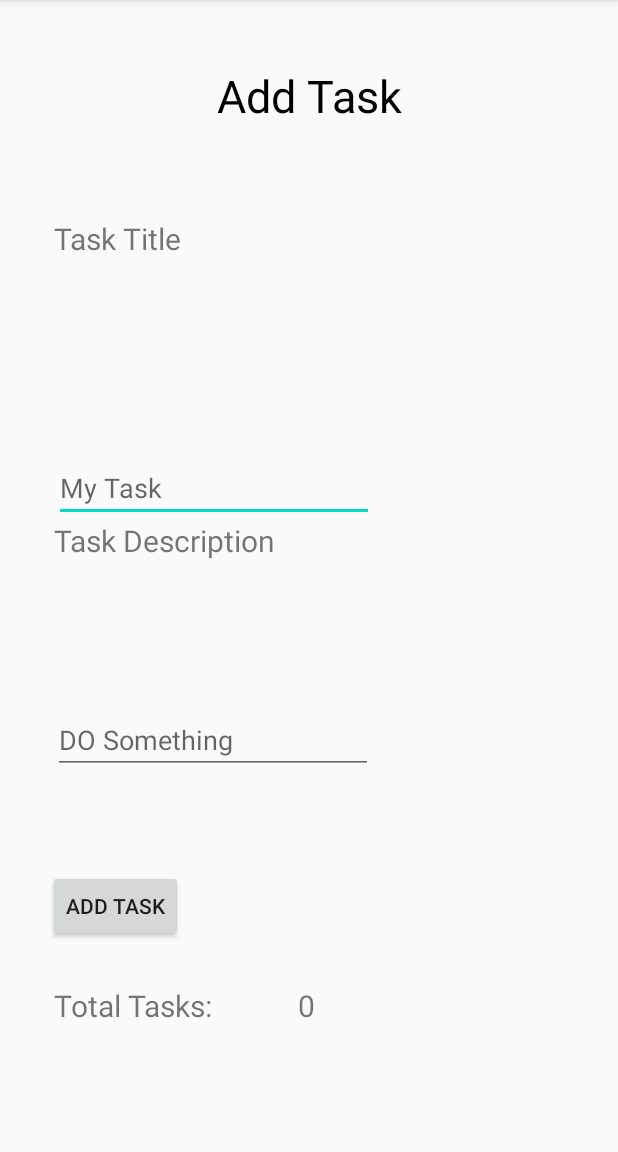
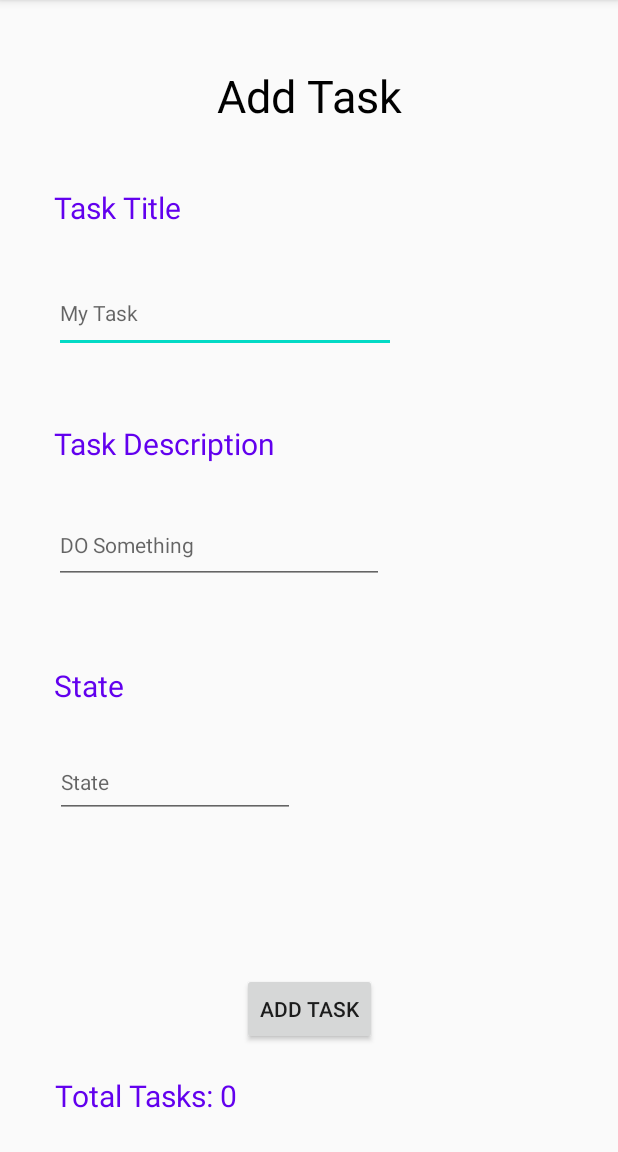
Before and after one commit to rawanazazi12/taskmaster, an Android app: the screen it shows after launch (AddTask), after a tap on "ADD TASK", on a phone screen of 412 x 824 dp, the part 84-1236 px from its top. Run offline under Robolectric (Android 15) with nearby library versions, the phone set to English and light mode, and no system bars; our stand-ins replace Room's generated code.

Commit message:
Lab29 DONE

```diff
--- /dev/null
+++ b/app/src/main/java/com/example/taskmaster/AppDatabase.java
@@ -0,0 +1,27 @@
+package com.example.taskmaster;
+
+
+import android.content.Context;
+
+import androidx.room.Database;
+import androidx.room.Room;
+import androidx.room.RoomDatabase;
+
+@Database(entities = {Task.class} , version = 1)
+public abstract class AppDatabase extends RoomDatabase {
+
+    public abstract TaskDao taskDao();
+
+    private static AppDatabase appDatabase;
+
+    public AppDatabase() {
+    }
+
+    public static synchronized AppDatabase getInstance(Context context){
+        if (appDatabase == null){
+            appDatabase = Room.databaseBuilder(context , AppDatabase.class, "AppDatabase")
+                    .allowMainThreadQueries().build();
+        }
+        return appDatabase;
+    }
+}
--- a/app/src/main/java/com/example/taskmaster/MainActivity.java
+++ b/app/src/main/java/com/example/taskmaster/MainActivity.java
@@ -2,19 +2,17 @@ package com.example.taskmaster;
 
 import android.content.Intent;
 import android.content.SharedPreferences;
+import android.os.Bundle;
 import android.preference.PreferenceManager;
 import android.support.annotation.NonNull;
 import android.support.v7.app.ActionBar;
 import android.support.v7.app.AppCompatActivity;
-import android.os.Bundle;
 import android.support.v7.widget.LinearLayoutManager;
 import android.support.v7.widget.RecyclerView;
 import android.view.MenuItem;
 import android.view.View;
 import android.widget.Button;
 import android.widget.TextView;
-
-import org.w3c.dom.Text;
 
 import java.util.ArrayList;
 
@@ -24,6 +22,7 @@ public class MainActivity extends AppCompatActivity {
     protected void onCreate(Bundle savedInstanceState) {
         super.onCreate(savedInstanceState);
         setContentView(R.layout.activity_main);
+
 
         ActionBar actionBar = getSupportActionBar();
         actionBar.setDisplayHomeAsUpEnabled(true);
@@ -103,24 +102,12 @@ public class MainActivity extends AppCompatActivity {
         });
 
         // Lab 28 create data to use it in the view
-        ArrayList<Task> taskData = new ArrayList<>();
-        taskData.add(new Task("Task 1" , "Linked List revision", "In progress"));
-        taskData.add(new Task("Task 2 ", "Review Stacks and Queues" ,"New"));
-        taskData.add(new Task("Task 3 ", "Solve the Lab" ,"Complete"));
+//        ArrayList<Task> taskData = new ArrayList<>();
+//        taskData.add(new Task("Task 1" , "Linked List revision", "In progress"));
+//        taskData.add(new Task("Task 2 ", "Review Stacks and Queues" ,"New"));
+//        taskData.add(new Task("Task 3 ", "Solve the Lab" ,"Complete"));
 
-        RecyclerView recyclerView = findViewById(R.id.recycler_view);
-        recyclerView.setLayoutManager(new LinearLayoutManager(this));
-        recyclerView.setAdapter(new TaskAdapter(taskData,  new TaskAdapter.OnTaskItemClickListener() {
-            @Override
-            public void onItemClicked(int position) {
-                Intent intentTaskDetails = new Intent(getApplicationContext(), TaskDetail.class);
-                intentTaskDetails.putExtra("task_title", taskData.get(position).title);
-                intentTaskDetails.putExtra("task_body", taskData.get(position).body);
-                intentTaskDetails.putExtra("task_state", taskData.get(position).state);
-                startActivity(intentTaskDetails);
 
-            }
-        }));
 
 
     }
@@ -142,6 +129,25 @@ public class MainActivity extends AppCompatActivity {
         String USER = sharedPreferences.getString("USERNAME","");
         TextView intro = findViewById(R.id.userTasks);
         intro.setText(USER+"'s " + "TASKS");
+
+        TaskDao taskDao;
+        AppDatabase appDatabase;
+        ArrayList<Task> addedTasks;
+        addedTasks = (ArrayList<Task>) AppDatabase.getInstance(this).taskDao().getAll();
+        RecyclerView recyclerView = findViewById(R.id.recycler_view);
+        recyclerView.setLayoutManager(new LinearLayoutManager(this));
+        recyclerView.setAdapter(new TaskAdapter(addedTasks,  new TaskAdapter.OnTaskItemClickListener() {
+            @Override
+            public void onItemClicked(int position) {
+                Intent intentTaskDetails = new Intent(getApplicationContext(), TaskDetail.class);
+                intentTaskDetails.putExtra("task_title", addedTasks.get(position).title);
+                intentTaskDetails.putExtra("task_body", addedTasks.get(position).body);
+                intentTaskDetails.putExtra("task_state", addedTasks.get(position).state);
+                startActivity(intentTaskDetails);
+
+            }
+        }));
     }
 
+
 }
--- /dev/null
+++ b/app/src/main/java/com/example/taskmaster/TaskDao.java
@@ -0,0 +1,21 @@
+package com.example.taskmaster;
+
+import androidx.room.Dao;
+import androidx.room.Insert;
+import androidx.room.Query;
+
+import java.util.List;
+
+@Dao
+public interface TaskDao {
+
+    @Query("SELECT * FROM task" )
+    List<Task> getAll();
+
+    @Query("SELECT * FROM task WHERE id = :id")
+    Task getTaskById (Long id);
+
+    @Insert
+    Long insertTask (Task task);
+
+}
--- a/app/src/main/res/layout/activity_add_task.xml
+++ b/app/src/main/res/layout/activity_add_task.xml
@@ -20,89 +20,116 @@
         app:layout_constraintVertical_bias="0.06" />
 
     <TextView
-        android:id="@+id/textView3"
-        android:layout_width="wrap_content"
-        android:layout_height="wrap_content"
+        android:id="@+id/task_state_label"
+        android:layout_width="100dp"
+        android:layout_height="37dp"
         android:text="@string/task_title"
+        android:textColor="@color/purple_500"
         android:textSize="20sp"
         app:layout_constraintBottom_toBottomOf="parent"
         app:layout_constraintEnd_toEndOf="parent"
-        app:layout_constraintHorizontal_bias="0.111"
+        app:layout_constraintHorizontal_bias="0.115"
         app:layout_constraintStart_toStartOf="parent"
         app:layout_constraintTop_toTopOf="parent"
-        app:layout_constraintVertical_bias="0.196" />
+        app:layout_constraintVertical_bias="0.171" />
 
     <EditText
-        android:id="@+id/editTextTextPersonName"
-        android:layout_width="wrap_content"
-        android:layout_height="wrap_content"
-        android:layout_marginStart="36dp"
-        android:layout_marginBottom="420dp"
+        android:id="@+id/task_input"
+        android:layout_width="228dp"
+        android:layout_height="53dp"
+        android:layout_marginTop="20dp"
         android:ems="10"
         android:hint="@string/my_task"
         android:inputType="textPersonName"
-        app:layout_constraintBottom_toBottomOf="parent"
-        app:layout_constraintStart_toStartOf="parent" />
+        android:textSize="14sp"
+        app:layout_constraintEnd_toEndOf="parent"
+        app:layout_constraintHorizontal_bias="0.196"
+        app:layout_constraintStart_toStartOf="parent"
+        app:layout_constraintTop_toBottomOf="@+id/task_state_label" />
 
     <TextView
         android:id="@+id/textView4"
-        android:layout_width="wrap_content"
-        android:layout_height="wrap_content"
+        android:layout_width="162dp"
+        android:layout_height="35dp"
         android:text="@string/task_description"
+        android:textColor="@color/purple_500"
         android:textSize="20sp"
         app:layout_constraintBottom_toBottomOf="parent"
         app:layout_constraintEnd_toEndOf="parent"
-        app:layout_constraintHorizontal_bias="0.137"
+        app:layout_constraintHorizontal_bias="0.144"
         app:layout_constraintStart_toStartOf="parent"
-        app:layout_constraintTop_toBottomOf="@+id/textView3"
-        app:layout_constraintVertical_bias="0.306" />
+        app:layout_constraintTop_toBottomOf="@+id/task_input"
+        app:layout_constraintVertical_bias="0.094" />
 
     <EditText
-        android:id="@+id/editTextTextPersonName2"
-        android:layout_width="wrap_content"
-        android:layout_height="wrap_content"
-        android:layout_marginBottom="252dp"
+        android:id="@+id/task_description_input"
+        android:layout_width="220dp"
+        android:layout_height="52dp"
+        android:layout_marginTop="20dp"
         android:ems="10"
         android:hint="@string/do_something"
         android:inputType="textPersonName"
-        app:layout_constraintBottom_toBottomOf="parent"
+        android:minHeight="48dp"
+        android:textSize="14sp"
         app:layout_constraintEnd_toEndOf="parent"
-        app:layout_constraintHorizontal_bias="0.179"
-        app:layout_constraintStart_toStartOf="parent" />
+        app:layout_constraintHorizontal_bias="0.188"
+        app:layout_constraintStart_toStartOf="parent"
+        app:layout_constraintTop_toBottomOf="@+id/textView4" />
 
     <Button
         android:id="@+id/add_task_btn"
         android:layout_width="wrap_content"
         android:layout_height="wrap_content"
-        android:layout_marginStart="32dp"
-        android:layout_marginBottom="140dp"
+        android:layout_marginBottom="20dp"
         android:text="@string/add_task_Btn"
+        app:layout_constraintBottom_toTopOf="@+id/total_tasks"
+        app:layout_constraintEnd_toEndOf="parent"
+        app:layout_constraintStart_toStartOf="parent"
+        app:layout_constraintTop_toBottomOf="@+id/task_state_input"
+        app:layout_constraintVertical_bias="1.0" />
+
+    <TextView
+        android:id="@+id/total_tasks"
+        android:layout_width="wrap_content"
+        android:layout_height="wrap_content"
+        android:layout_marginBottom="24dp"
+        android:text="@string/total_tasks"
+        android:textColor="@color/purple_500"
+        android:textSize="20sp"
         app:layout_constraintBottom_toBottomOf="parent"
+        app:layout_constraintEnd_toEndOf="parent"
+        app:layout_constraintHorizontal_bias="0.125"
         app:layout_constraintStart_toStartOf="parent" />
 
     <TextView
-        android:id="@+id/textView5"
-        android:layout_width="wrap_content"
-        android:layout_height="wrap_content"
-        android:layout_marginBottom="84dp"
-        android:text="@string/total_tasks"
+        android:id="@+id/textView9"
+        android:layout_width="118dp"
+        android:layout_height="34dp"
+        android:text="State"
+        android:textColor="@color/purple_500"
         android:textSize="20sp"
         app:layout_constraintBottom_toBottomOf="parent"
         app:layout_constraintEnd_toEndOf="parent"
-        app:layout_constraintHorizontal_bias="0.118"
-        app:layout_constraintStart_toStartOf="parent" />
+        app:layout_constraintHorizontal_bias="0.122"
+        app:layout_constraintStart_toStartOf="parent"
+        app:layout_constraintTop_toBottomOf="@+id/task_description_input"
+        app:layout_constraintVertical_bias="0.156" />
 
-    <TextView
-        android:id="@+id/total"
-        android:layout_width="105dp"
-        android:layout_height="0dp"
-        android:layout_marginEnd="108dp"
-        android:layout_marginBottom="84dp"
+    <EditText
+        android:id="@+id/task_state_input"
+        android:layout_width="wrap_content"
+        android:layout_height="wrap_content"
         android:ems="10"
-        android:text="@string/total"
-        android:textSize="20sp"
+        android:hint="State"
+        android:inputType="textPersonName"
+        android:minHeight="48dp"
+        android:textSize="14sp"
         app:layout_constraintBottom_toBottomOf="parent"
-        app:layout_constraintEnd_toEndOf="parent" />
+        app:layout_constraintEnd_toEndOf="parent"
+        app:layout_constraintHorizontal_bias="0.145"
+        app:layout_constraintStart_toStartOf="parent"
+        app:layout_constraintTop_toBottomOf="@+id/textView9"
+        app:layout_constraintVertical_bias="0.082" />
 
 
 </android.support.constraint.ConstraintLayout>
--- a/app/src/main/res/values/taskMasterVal.xml
+++ b/app/src/main/res/values/taskMasterVal.xml
@@ -10,8 +10,7 @@
     <string name="task_description">Task Description</string>
     <string name="do_something">DO Something</string>
     <string name="add_task_Btn">ADD TASK</string>
-    <string name="total_tasks">Total Tasks:</string>
-    <string name="total">0</string>
+    <string name="total_tasks">Total Tasks: 0</string>
     <string name="image2">image2</string>
     <string name="all_tasks_view">ALL Tasks</string>
     <string name="task_detail_text">Task Detail</string>
--- a/build.gradle
+++ b/build.gradle
@@ -5,7 +5,7 @@ buildscript {
         mavenCentral()
     }
     dependencies {
-        classpath "com.android.tools.build:gradle:7.0.2"
+        classpath 'com.android.tools.build:gradle:7.0.3'
 
         // NOTE: Do not place your application dependencies here; they belong
         // in the individual module build.gradle files
--- a/gradle.properties
+++ b/gradle.properties
@@ -11,3 +11,4 @@ org.gradle.jvmargs=-Xmx2048m -Dfile.encoding=UTF-8
 # This option should only be used with decoupled projects. More details, visit
 # http://www.gradle.org/docs/current/userguide/multi_project_builds.html#sec:decoupled_projects
 # org.gradle.parallel=true
+android.useAndroidX=true
```
Also changed, not shown: app/build.gradle (+7 -1 lines), app/src/main/java/com/example/taskmaster/AddTask.java (+22 -2 lines), app/src/main/java/com/example/taskmaster/Task.java (+11 -0 lines), app/src/main/res/layout/activity_main.xml (+14 -13 lines), app/src/main/res/layout/activity_task_detail.xml (+7 -7 lines), app/src/main/res/layout/fragment_task.xml (+13 -13 lines), 4 other files.
